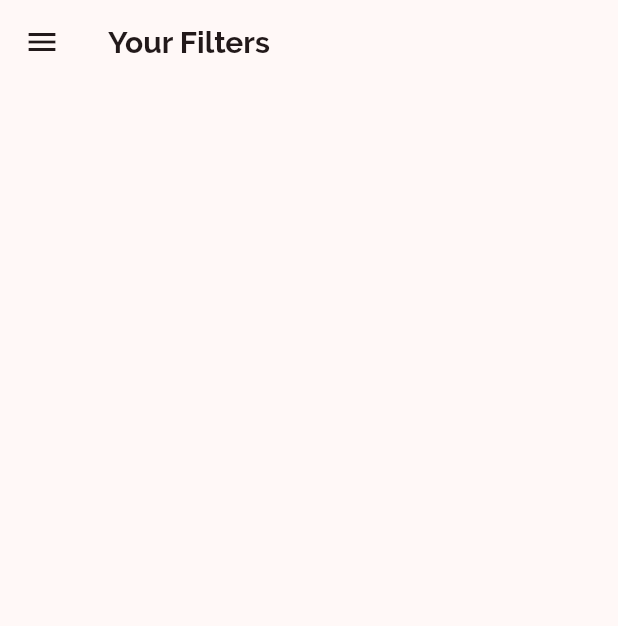
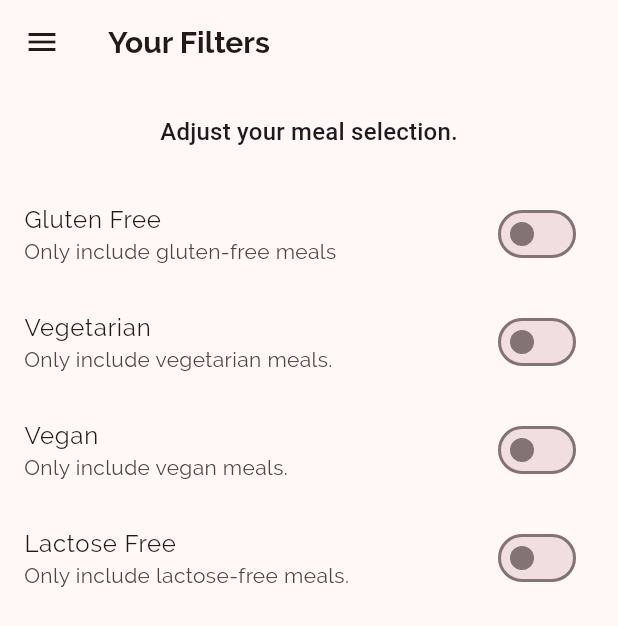
Before and after one commit to flexxy-07/NavvyMeals, a Flutter app: the FiltersScreen screen opened by its route, on a phone screen of 412 x 824 dp. Shown: the top 626 px of the screen. Run offline on Flutter 3.47's test engine with Material 3 defaults, Android fonts, the phone set to English and light mode, and no system bars.

Commit message:
Added the filter switches

```diff
--- a/lib/filters_screen.dart
+++ b/lib/filters_screen.dart
@@ -1,16 +1,95 @@
 import 'package:flutter/material.dart';
 import 'package:tastynav_cuisines/main_drawer.dart';
 
-class FiltersScreen extends StatelessWidget {
+class FiltersScreen extends StatefulWidget {
   static const String routeName = '/filter-meals';
+
+  @override
+  _FiltersScreenScreenState createState() => _FiltersScreenScreenState();
+}
+
+class _FiltersScreenScreenState extends State<FiltersScreen> {
+  var _glutenFree = false;
+  var _vegetarian = false;
+  var _vegan = false;
+  var _lactoseFree = false;
+
+  Widget buildSwitchListTileView(
+    String title,
+    String subTitle,
+    bool value,
+    void Function(bool) updateValue,
+  ) {
+    return SwitchListTile(
+      value: value,
+      title: Text(title),
+      subtitle: Text(subTitle),
+      onChanged: updateValue,
+    );
+  }
 
   @override
   Widget build(BuildContext context) {
     return Scaffold(
-      appBar: AppBar(
-        title: const Text('Your Filters'),
+      appBar: AppBar(title: const Text('Your Filters')),
+      drawer: MainDrawer(),
+      body: Column(
+        children: <Widget>[
+          Container(
+            padding: const EdgeInsets.all(20),
+            child: Text(
+              'Adjust your meal selection.',
+              style: Theme.of(context).textTheme.titleMedium,
+            ),
+          ),
+          Expanded(
+            child: ListView(
+              children: <Widget>[
+                buildSwitchListTileView(
+                  'Gluten Free',
+                  'Only include gluten-free meals',
+                  _glutenFree,
+                  (newValue) {
+                    setState(() {
+                      _glutenFree = newValue;
+                    });
+                  },
+                ),
+                buildSwitchListTileView(
+                  'Vegetarian',
+                  'Only include vegetarian meals.',
+                  _vegetarian,
+                  (newValue) {
+                    setState(() {
+                      _vegetarian = newValue;
+                    });
+                  },
+                ),
+                buildSwitchListTileView(
+                  'Vegan',
+                  'Only include vegan meals.',
+                  _vegan,
+                  (newValue) {
+                    setState(() {
+                      _vegan = newValue;
+                    });
+                  },
+                ),
+                buildSwitchListTileView(
+                  'Lactose Free',
+                  'Only include lactose-free meals.',
+                  _lactoseFree,
+                  (newValue) {
+                    setState(() {
+                      _lactoseFree = newValue;
+                    });
+                  },
+                ),
+              ],
+            ),
+          ),
+        ],
       ),
-      drawer: MainDrawer(),
     );
   }
 }
```
